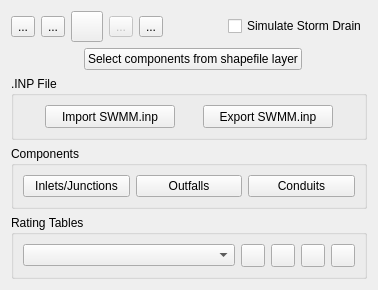
Above: flo2d/ui/storm_drain_editor.ui from FLO-2DSoftware/qgis-flo-2d-plugin before the change. Below: the same form after it.
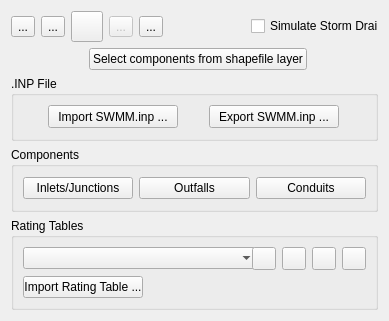
That is the form after the change. Icons and pictures are not drawn.

Commit message: Storm Drain: import rating table files

Diff of the .ui file:
```diff
--- a/flo2d/ui/storm_drain_editor.ui
+++ b/flo2d/ui/storm_drain_editor.ui
@@ -6,8 +6,8 @@
    <rect>
     <x>0</x>
     <y>0</y>
-    <width>378</width>
-    <height>287</height>
+    <width>389</width>
+    <height>321</height>
    </rect>
   </property>
   <property name="minimumSize">
@@ -19,169 +19,7 @@
   <property name="windowTitle">
    <string>FLO-2D Widget</string>
   </property>
-  <layout class="QGridLayout" name="gridLayout_5">
-   <item row="3" column="0" colspan="7">
-    <widget class="QGroupBox" name="components_group">
-     <property name="title">
-      <string>Components</string>
-     </property>
-     <layout class="QGridLayout" name="gridLayout_3">
-      <item row="0" column="0">
-       <layout class="QHBoxLayout" name="horizontalLayout">
-        <item>
-         <widget class="QPushButton" name="inlets_btn">
-          <property name="text">
-           <string>Inlets/Junctions</string>
-          </property>
-         </widget>
-        </item>
-        <item>
-         <widget class="QPushButton" name="outfalls_btn">
-          <property name="text">
-           <string>Outfalls</string>
-          </property>
-         </widget>
-        </item>
-        <item>
-         <widget class="QPushButton" name="conduits_btn">
-          <property name="text">
-           <string>Conduits</string>
-          </property>
-         </widget>
-        </item>
-       </layout>
-      </item>
-     </layout>
-    </widget>
-   </item>
-   <item row="2" column="0" colspan="7">
-    <widget class="QGroupBox" name="box_Inp">
-     <property name="title">
-      <string>.INP File</string>
-     </property>
-     <layout class="QGridLayout" name="gridLayout_2">
-      <item row="0" column="0">
-       <widget class="QPushButton" name="import_inp_btn">
-        <property name="sizePolicy">
-         <sizepolicy hsizetype="Fixed" vsizetype="Fixed">
-          <horstretch>0</horstretch>
-          <verstretch>0</verstretch>
-         </sizepolicy>
-        </property>
-        <property name="minimumSize">
-         <size>
-          <width>130</width>
-          <height>23</height>
-         </size>
-        </property>
-        <property name="text">
-         <string>Import SWMM.inp</string>
-        </property>
-       </widget>
-      </item>
-      <item row="0" column="1">
-       <widget class="QToolButton" name="export_inp_btn">
-        <property name="minimumSize">
-         <size>
-          <width>130</width>
-          <height>23</height>
-         </size>
-        </property>
-        <property name="focusPolicy">
-         <enum>Qt::StrongFocus</enum>
-        </property>
-        <property name="text">
-         <string>Export SWMM.inp</string>
-        </property>
-       </widget>
-      </item>
-     </layout>
-    </widget>
-   </item>
-   <item row="4" column="0" colspan="7">
-    <widget class="QGroupBox" name="rating_tables_group">
-     <property name="title">
-      <string>Rating Tables</string>
-     </property>
-     <layout class="QGridLayout" name="gridLayout_6">
-      <item row="0" column="0">
-       <layout class="QGridLayout" name="gridLayout_4">
-        <item row="0" column="0">
-         <widget class="QComboBox" name="SD_rating_table_cbo">
-          <property name="enabled">
-           <bool>true</bool>
-          </property>
-         </widget>
-        </item>
-        <item row="0" column="1">
-         <widget class="QToolButton" name="show_table_btn">
-          <property name="enabled">
-           <bool>true</bool>
-          </property>
-          <property name="toolTip">
-           <string>Show Inlet Rating Table</string>
-          </property>
-          <property name="text">
-           <string/>
-          </property>
-         </widget>
-        </item>
-        <item row="0" column="2">
-         <widget class="QToolButton" name="add_rtable_btn">
-          <property name="enabled">
-           <bool>true</bool>
-          </property>
-          <property name="toolTip">
-           <string>Add Inlet Rating Table</string>
-          </property>
-          <property name="text">
-           <string/>
-          </property>
-          <property name="icon">
-           <iconset>
-            <normaloff>../img/add_bc_data.svg</normaloff>../img/add_bc_data.svg</iconset>
-          </property>
-         </widget>
-        </item>
-        <item row="0" column="3">
-         <widget class="QToolButton" name="remove_rtable_btn">
-          <property name="enabled">
-           <bool>true</bool>
-          </property>
-          <property name="toolTip">
-           <string>Remove Inlet Rating Table</string>
-          </property>
-          <property name="text">
-           <string/>
-          </property>
-          <property name="icon">
-           <iconset>
-            <normaloff>../img/mActionDeleteSelected.svg</normaloff>../img/mActionDeleteSelected.svg</iconset>
-          </property>
-         </widget>
-        </item>
-        <item row="0" column="4">
-         <widget class="QToolButton" name="rename_rtable_btn">
-          <property name="enabled">
-           <bool>true</bool>
-          </property>
-          <property name="toolTip">
-           <string>Rename Inlet Rating Table</string>
-          </property>
-          <property name="text">
-           <string/>
-          </property>
-          <property name="icon">
-           <iconset>
-            <normaloff>../img/change_name.svg</normaloff>../img/change_name.svg</iconset>
-          </property>
-         </widget>
-        </item>
-       </layout>
-      </item>
-     </layout>
-    </widget>
-   </item>
+  <layout class="QGridLayout" name="gridLayout_6">
    <item row="0" column="0">
     <widget class="QToolButton" name="create_point_btn">
      <property name="enabled">
@@ -303,13 +141,6 @@
      </property>
     </widget>
    </item>
-   <item row="0" column="6">
-    <widget class="QCheckBox" name="simulate_stormdrain_chbox">
-     <property name="text">
-      <string>Simulate Storm Drain</string>
-     </property>
-    </widget>
-   </item>
    <item row="0" column="5">
     <spacer name="horizontalSpacer_3">
      <property name="orientation">
@@ -323,6 +154,13 @@
      </property>
     </spacer>
    </item>
+   <item row="0" column="6">
+    <widget class="QCheckBox" name="simulate_stormdrain_chbox">
+     <property name="text">
+      <string>Simulate Storm Drain</string>
+     </property>
+    </widget>
+   </item>
    <item row="1" column="0" colspan="7">
     <layout class="QGridLayout" name="gridLayout">
      <item row="0" column="0">
@@ -363,6 +201,214 @@
      </item>
     </layout>
    </item>
+   <item row="2" column="0" colspan="7">
+    <widget class="QGroupBox" name="box_Inp">
+     <property name="title">
+      <string>.INP File</string>
+     </property>
+     <layout class="QGridLayout" name="gridLayout_2">
+      <item row="0" column="0">
+       <widget class="QPushButton" name="import_inp_btn">
+        <property name="sizePolicy">
+         <sizepolicy hsizetype="Fixed" vsizetype="Fixed">
+          <horstretch>0</horstretch>
+          <verstretch>0</verstretch>
+         </sizepolicy>
+        </property>
+        <property name="minimumSize">
+         <size>
+          <width>130</width>
+          <height>23</height>
+         </size>
+        </property>
+        <property name="text">
+         <string>Import SWMM.inp ...</string>
+        </property>
+       </widget>
+      </item>
+      <item row="0" column="1">
+       <widget class="QToolButton" name="export_inp_btn">
+        <property name="minimumSize">
+         <size>
+          <width>130</width>
+          <height>23</height>
+         </size>
+        </property>
+        <property name="focusPolicy">
+         <enum>Qt::StrongFocus</enum>
+        </property>
+        <property name="text">
+         <string>Export SWMM.inp ...</string>
+        </property>
+       </widget>
+      </item>
+     </layout>
+    </widget>
+   </item>
+   <item row="3" column="0" colspan="7">
+    <widget class="QGroupBox" name="components_group">
+     <property name="title">
+      <string>Components</string>
+     </property>
+     <layout class="QGridLayout" name="gridLayout_3">
+      <item row="0" column="0">
+       <layout class="QHBoxLayout" name="horizontalLayout">
+        <item>
+         <widget class="QPushButton" name="inlets_btn">
+          <property name="text">
+           <string>Inlets/Junctions</string>
+          </property>
+         </widget>
+        </item>
+        <item>
+         <widget class="QPushButton" name="outfalls_btn">
+          <property name="text">
+           <string>Outfalls</string>
+          </property>
+         </widget>
+        </item>
+        <item>
+         <widget class="QPushButton" name="conduits_btn">
+          <property name="text">
+           <string>Conduits</string>
+          </property>
+         </widget>
+        </item>
+       </layout>
+      </item>
+     </layout>
+    </widget>
+   </item>
+   <item row="4" column="0" colspan="7">
+    <widget class="QGroupBox" name="rating_tables_group">
+     <property name="title">
+      <string>Rating Tables</string>
+     </property>
+     <layout class="QGridLayout" name="gridLayout_5">
+      <item row="0" column="0">
+       <layout class="QGridLayout" name="gridLayout_4">
+        <item row="0" column="0">
+         <widget class="QComboBox" name="SD_rating_table_cbo">
+          <property name="enabled">
+           <bool>true</bool>
+          </property>
+          <property name="sizePolicy">
+           <sizepolicy hsizetype="Minimum" vsizetype="Fixed">
+            <horstretch>0</horstretch>
+            <verstretch>0</verstretch>
+           </sizepolicy>
+          </property>
+          <property name="minimumSize">
+           <size>
+            <width>235</width>
+            <height>0</height>
+           </size>
+          </property>
+          <property name="maximumSize">
+           <size>
+            <width>500</width>
+            <height>16777215</height>
+           </size>
+          </property>
+          <property name="maxVisibleItems">
+           <number>20</number>
+          </property>
+         </widget>
+        </item>
+        <item row="0" column="1">
+         <widget class="QToolButton" name="show_table_btn">
+          <property name="enabled">
+           <bool>true</bool>
+          </property>
+          <property name="toolTip">
+           <string>Show Inlet Rating Table</string>
+          </property>
+          <property name="text">
+           <string/>
+          </property>
+         </widget>
+        </item>
+        <item row="0" column="2">
+         <widget class="QToolButton" name="add_one_rtable_btn">
+          <property name="enabled">
+           <bool>true</bool>
+          </property>
+          <property name="toolTip">
+           <string>Add Inlet Rating Table</string>
+          </property>
+          <property name="text">
+           <string/>
+          </property>
+          <property name="icon">
+           <iconset>
+            <normaloff>../img/add_bc_data.svg</normaloff>../img/add_bc_data.svg</iconset>
+          </property>
+         </widget>
+        </item>
+        <item row="0" column="3">
+         <widget class="QToolButton" name="remove_rtable_btn">
+          <property name="enabled">
+           <bool>true</bool>
+          </property>
+          <property name="toolTip">
+           <string>Remove Inlet Rating Table</string>
+          </property>
+          <property name="text">
+           <string/>
+          </property>
+          <property name="icon">
+           <iconset>
+            <normaloff>../img/mActionDeleteSelected.svg</normaloff>../img/mActionDeleteSelected.svg</iconset>
+          </property>
+         </widget>
+        </item>
+        <item row="0" column="4">
+         <widget class="QToolButton" name="rename_rtable_btn">
+          <property name="enabled">
+           <bool>true</bool>
+          </property>
+          <property name="toolTip">
+           <string>Rename Inlet Rating Table</string>
+          </property>
+          <property name="text">
+           <string/>
+          </property>
+          <property name="icon">
+           <iconset>
+            <normaloff>../img/change_name.svg</normaloff>../img/change_name.svg</iconset>
+          </property>
+         </widget>
+        </item>
+       </layout>
+      </item>
+      <item row="1" column="0">
+       <widget class="QPushButton" name="import_rating_table_btn">
+        <property name="sizePolicy">
+         <sizepolicy hsizetype="Fixed" vsizetype="Fixed">
+          <horstretch>0</horstretch>
+          <verstretch>0</verstretch>
+         </sizepolicy>
+        </property>
+        <property name="minimumSize">
+         <size>
+          <width>120</width>
+          <height>0</height>
+         </size>
+        </property>
+        <property name="maximumSize">
+         <size>
+          <width>105</width>
+          <height>16777215</height>
+         </size>
+        </property>
+        <property name="text">
+         <string>Import Rating Table ...</string>
+        </property>
+       </widget>
+      </item>
+     </layout>
+    </widget>
+   </item>
   </layout>
  </widget>
  <resources/>
```
Left out of the diff: 46 changed lines with no effect on the pictures. The commit also changes 7 other files.
